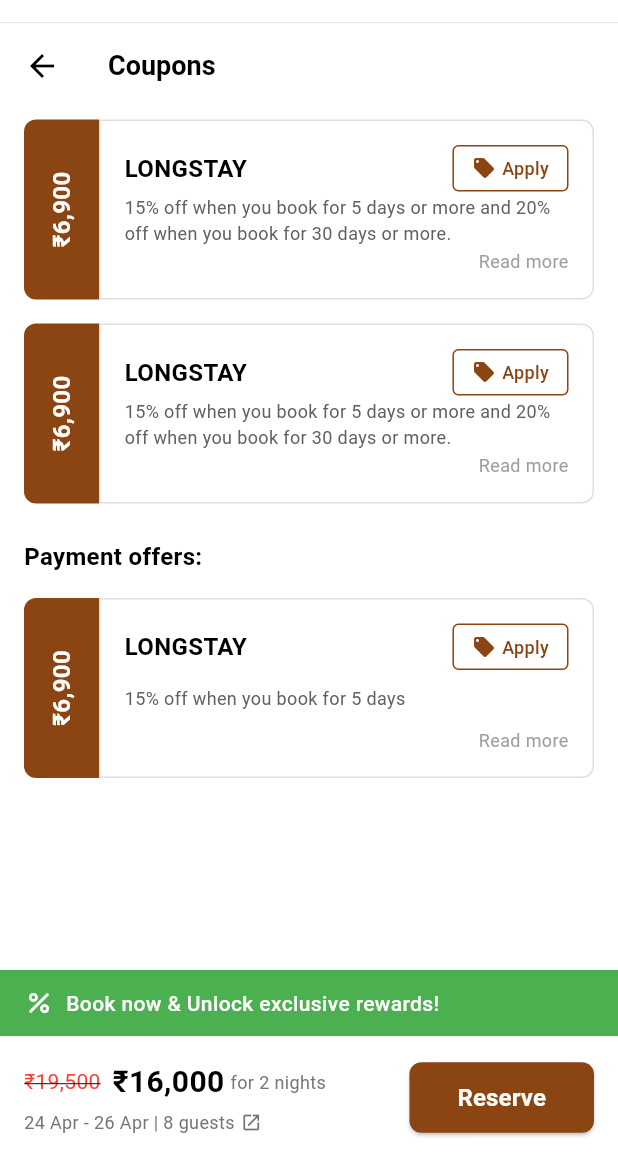
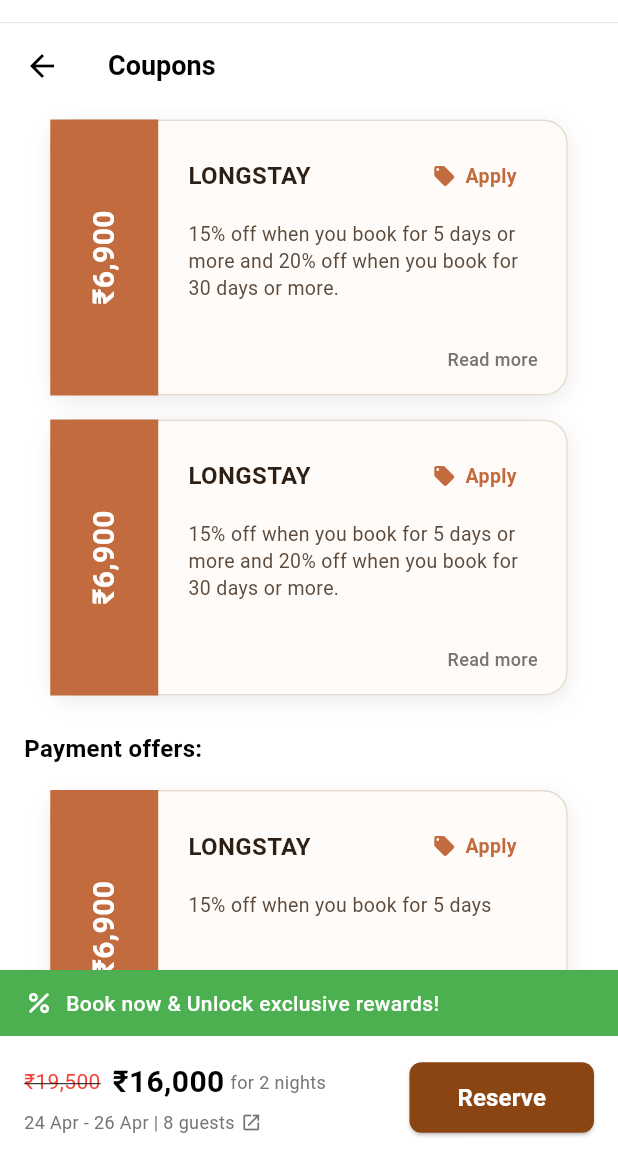
Before and after one commit to rajni2002491/spacez_app, a Flutter app: the screen it shows after launch, on a phone screen of 412 x 824 dp, the part 62-1236 px from its top. Run offline on Flutter 3.47's test engine with Material 3 defaults, Android fonts, the phone set to English and light mode, and no system bars.

Commit message:
Refactor CouponCard widget for improved layout and styling, introducing a new _CouponStub and _ApplyButton components for better code organization and UI consistency.

```diff
--- a/lib/widgets/coupon_card.dart
+++ b/lib/widgets/coupon_card.dart
@@ -1,6 +1,8 @@
 import 'package:flutter/material.dart';
 
 class CouponCard extends StatelessWidget {
+  static const _brandColor = Color(0xFFC16B3E);
+
   final String discount;
   final String title;
   final String description;
@@ -16,50 +18,33 @@ class CouponCard extends StatelessWidget {
 
   @override
   Widget build(BuildContext context) {
-    return Container(
-      margin: const EdgeInsets.symmetric(horizontal: 16, vertical: 8),
-      height: 120,
+    return Center(
+      child: Container(
+        margin: const EdgeInsets.symmetric(vertical: 8),
+        width: 345,
+        height: 184,
+        child: DecoratedBox(
+          decoration: BoxDecoration(
+            color: const Color(0xFFFFFBF8),
+            borderRadius: BorderRadius.circular(16),
+            border: Border.all(color: const Color(0xFFE5DDD2)),
+            boxShadow: const [
+              BoxShadow(
+                offset: Offset(0, 4),
+                blurRadius: 12,
+                color: Color(0x14000000),
+              ),
+            ],
+          ),
           child: Row(
+            crossAxisAlignment: CrossAxisAlignment.stretch,
             children: [
-          // Brown stub on the left
-          Container(
-            width: 50,
-            decoration: BoxDecoration(
-              color: const Color(0xFF8B4513), // Brown color
-              borderRadius: const BorderRadius.only(
-                topLeft: Radius.circular(8),
-                bottomLeft: Radius.circular(8),
-              ),
-            ),
-            child: Center(
-              child: RotatedBox(
-                quarterTurns: 3,
-                child: Text(
-                  discount,
-                  style: const TextStyle(
-                    color: Colors.white,
-                    fontSize: 16,
-                    fontWeight: FontWeight.bold,
-                  ),
-                ),
-              ),
-            ),
-          ),
-          // White card on the right
+              _CouponStub(discount: discount),
               Expanded(
-            child: Container(
-              decoration: BoxDecoration(
-                color: Colors.white,
-                borderRadius: const BorderRadius.only(
-                  topRight: Radius.circular(8),
-                  bottomRight: Radius.circular(8),
-                ),
-                border: Border.all(color: Colors.grey.shade300),
-              ),
-              padding: const EdgeInsets.all(16),
+                child: Padding(
+                  padding: const EdgeInsets.fromLTRB(20, 20, 20, 16),
                   child: Column(
                     crossAxisAlignment: CrossAxisAlignment.start,
-                mainAxisAlignment: MainAxisAlignment.spaceBetween,
                     children: [
                       Row(
                         mainAxisAlignment: MainAxisAlignment.spaceBetween,
@@ -68,61 +53,31 @@ class CouponCard extends StatelessWidget {
                             title,
                             style: const TextStyle(
                               fontSize: 16,
-                          fontWeight: FontWeight.bold,
-                          color: Colors.black,
+                              fontWeight: FontWeight.w700,
+                              color: Color(0xFF2D1F14),
                             ),
                           ),
-                      InkWell(
-                        onTap: onApply,
-                        child: Container(
-                          padding: const EdgeInsets.symmetric(
-                            horizontal: 12,
-                            vertical: 6,
+                          _ApplyButton(onTap: onApply),
+                        ],
                       ),
-                          decoration: BoxDecoration(
-                            color: Colors.white,
-                            border: Border.all(
-                              color: const Color(0xFF8B4513),
-                              width: 1,
-                            ),
-                            borderRadius: BorderRadius.circular(4),
-                          ),
-                          child: Row(
-                            mainAxisSize: MainAxisSize.min,
-                            children: [
-                              Icon(
-                                Icons.local_offer,
-                                size: 16,
-                                color: const Color(0xFF8B4513),
-                              ),
-                              const SizedBox(width: 4),
+                      const SizedBox(height: 12),
                       Text(
-                                'Apply',
-                                style: TextStyle(
-                                  color: const Color(0xFF8B4513),
-                                  fontSize: 12,
-                                  fontWeight: FontWeight.w500,
+                        description,
+                        style: const TextStyle(
+                          fontSize: 13,
+                          height: 1.4,
+                          color: Color(0xFF5C4B3D),
                         ),
                       ),
-                            ],
-                          ),
-                        ),
-                      ),
-                    ],
-                  ),
-                  Text(
-                    description,
-                    style: TextStyle(fontSize: 12, color: Colors.grey.shade700),
-                    maxLines: 2,
-                    overflow: TextOverflow.ellipsis,
-                  ),
+                      const Spacer(),
                       Align(
                         alignment: Alignment.centerRight,
                         child: Text(
                           'Read more',
                           style: TextStyle(
                             fontSize: 12,
-                        color: Colors.grey.shade500,
+                            fontWeight: FontWeight.w500,
+                            color: Colors.grey.shade600,
                           ),
                         ),
                       ),
@@ -132,6 +87,74 @@ class CouponCard extends StatelessWidget {
               ),
             ],
           ),
+        ),
+      ),
     );
   }
 }
+
+class _CouponStub extends StatelessWidget {
+  const _CouponStub({required this.discount});
+
+  final String discount;
+
+  @override
+  Widget build(BuildContext context) {
+    return Container(
+      width: 72,
+      decoration: const BoxDecoration(
+        color: CouponCard._brandColor,
+      ),
+      child: Center(
+        child: RotatedBox(
+          quarterTurns: 3,
+          child: Text(
+            discount,
+            style: const TextStyle(
+              color: Colors.white,
+              fontSize: 20,
+              fontWeight: FontWeight.w700,
+            ),
+          ),
+        ),
+      ),
+    );
+  }
+}
+
+class _ApplyButton extends StatelessWidget {
+  const _ApplyButton({this.onTap});
+
+  final VoidCallback? onTap;
+
+  @override
+  Widget build(BuildContext context) {
+    return InkWell(
+      onTap: onTap,
+      //borderRadius: BorderRadius.circular(20),
+      child: Ink(
+        padding: const EdgeInsets.symmetric(horizontal: 14, vertical: 8),
+        decoration: BoxDecoration(
+          color: Colors.white,
+          //border: Border.all(color: CouponCard._brandColor),
+         // borderRadius: BorderRadius.circular(20),
+        ),
+        child: Row(
+          mainAxisSize: MainAxisSize.min,
+          children: const [
+            Icon(Icons.local_offer, size: 16, color: CouponCard._brandColor),
+            SizedBox(width: 6),
+            Text(
+              'Apply',
+              style: TextStyle(
+                color: CouponCard._brandColor,
+                fontSize: 13,
+                fontWeight: FontWeight.w600,
+              ),
+            ),
+          ],
+        ),
+      ),
+    );
+  }
+}
```
Lines whose indentation alone changed are shown as unchanged.
